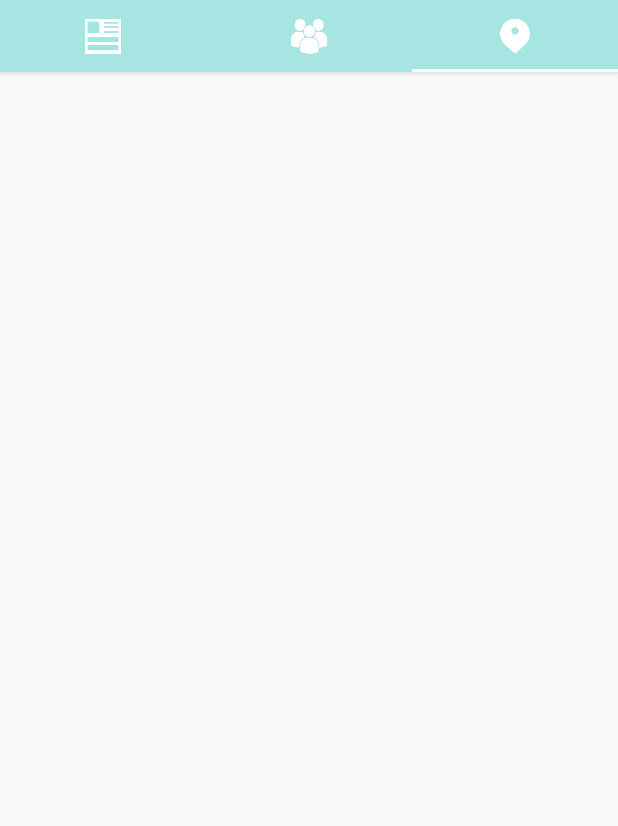
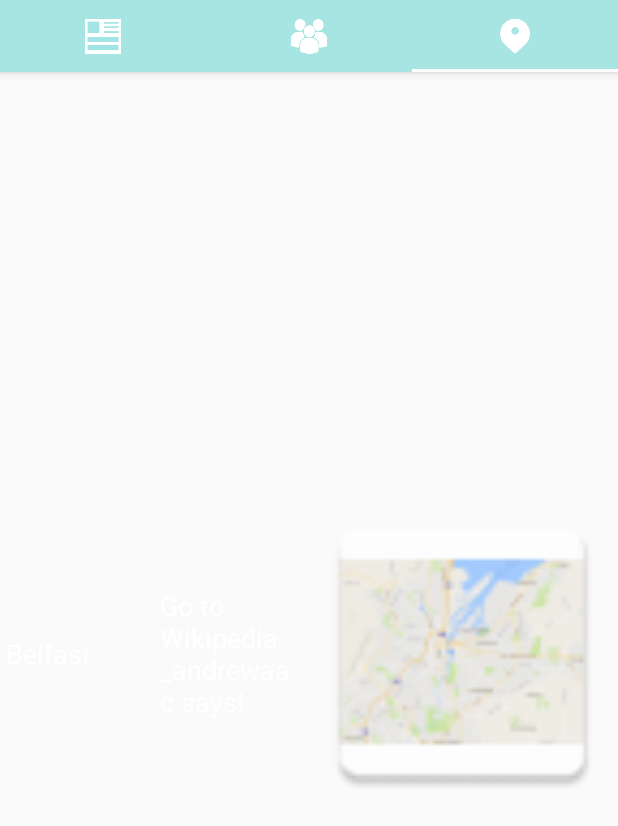
Before and after one commit to hack-the-hub/Team-MAV, an Android app: the screen it shows after launch (MainActivity), tab 3 chosen, on a phone screen of 412 x 824 dp. Shown: the top 826 px of the screen. Run offline under Robolectric (Android 15) with nearby library versions, the phone set to English and light mode, and no system bars; our stand-ins replace CircleImageView; libraries missing offline, so code that uses them is left out: io.fabric.sdk; 2 statements that could not run were skipped.

Commit message:
Loads of crap for the about page in the fragment pager

```diff
--- /dev/null
+++ b/app/src/main/java/industries/mav/localbuddy/AboutFragment.java
@@ -0,0 +1,40 @@
+package industries.mav.localbuddy;
+
+import android.os.Bundle;
+import android.support.v4.app.Fragment;
+import android.support.v7.widget.LinearLayoutManager;
+import android.support.v7.widget.RecyclerView;
+import android.view.LayoutInflater;
+import android.view.View;
+import android.view.ViewGroup;
+import android.widget.ImageView;
+import android.widget.TextView;
+
+import org.w3c.dom.Text;
+
+/**
+ * Created by vincekearney on 10/09/2016.
+ */
+public class AboutFragment extends Fragment
+{
+    private TextView firstText;
+    private TextView secondText;
+    private ImageView mapImage;
+
+    @Override
+    public void onCreate(Bundle savedInstanceState) {
+        super.onCreate(savedInstanceState);
+    }
+
+    @Override
+    public View onCreateView(LayoutInflater inflater, ViewGroup container, Bundle savedInstanceState) {
+        View view = inflater.inflate(R.layout.about_fragment, container, false);
+        this.firstText = (TextView) view.findViewById(R.id.textOne);
+        this.firstText.setText("Belfast");
+        this.secondText = (TextView) view.findViewById(R.id.textTwo);
+        this.secondText.setText("Go to Wikipedia _andrewaac says!");
+        this.mapImage = (ImageView) view.findViewById(R.id.imageView);
+        this.mapImage.setImageResource(R.mipmap.map_image);
+        return view;
+    }
+}
--- a/app/src/main/java/industries/mav/localbuddy/CounsellorFragment.java
+++ b/app/src/main/java/industries/mav/localbuddy/CounsellorFragment.java
@@ -1,5 +1,6 @@
 package industries.mav.localbuddy;
 
+import android.content.Intent;
 import android.graphics.drawable.Drawable;
 import android.os.AsyncTask;
 import android.os.Bundle;
--- a/app/src/main/java/industries/mav/localbuddy/MainActivity.java
+++ b/app/src/main/java/industries/mav/localbuddy/MainActivity.java
@@ -74,7 +74,7 @@ public class MainActivity extends AppCompatActivity
 
     protected static class MainAdapter extends FragmentPagerAdapter
     {
-        private Fragment[] fragments = {new TwitterFeedFragment(), new CounsellorFragment(), new CounsellorFragment()};
+        private Fragment[] fragments = {new TwitterFeedFragment(), new CounsellorFragment(), new AboutFragment()};
         protected Context context;
 
         public MainAdapter(FragmentManager fm, Context context) {
--- /dev/null
+++ b/app/src/main/res/layout/about_fragment.xml
@@ -0,0 +1,26 @@
+<?xml version="1.0" encoding="utf-8"?>
+<LinearLayout xmlns:android="http://schemas.android.com/apk/res/android"
+    android:orientation="horizontal"
+    android:layout_width="match_parent"
+    android:layout_height="match_parent">
+
+    <EditText
+        android:layout_width="0px"
+        android:layout_height="match_parent"
+        android:id="@+id/textOne"
+        android:layout_weight="1"
+        android:layout_gravity="center_horizontal" />
+
+    <EditText
+        android:layout_width="0px"
+        android:layout_height="match_parent"
+        android:layout_weight="1"
+        android:id="@+id/textTwo" />
+
+    <ImageView
+        android:layout_width="0px"
+        android:layout_height="match_parent"
+        android:layout_weight="2"
+        android:id="@+id/imageView" />
+
+</LinearLayout>
```
Also changed, not shown: app/src/main/map_image-web.png (added), app/src/main/res/mipmap-hdpi/map_image.png (added), app/src/main/res/mipmap-mdpi/map_image.png (added), app/src/main/res/mipmap-xhdpi/map_image.png (added), app/src/main/res/mipmap-xxhdpi/map_image.png (added), app/src/main/res/mipmap-xxxhdpi/map_image.png (added).
